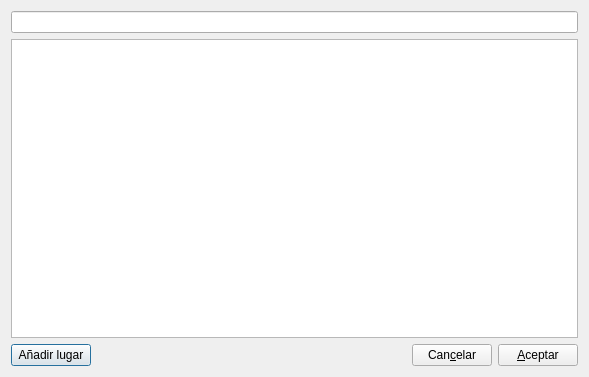
rogorido/qtpredicadores, file gui/dlgseleccionargeneral.ui: the form before one commit.
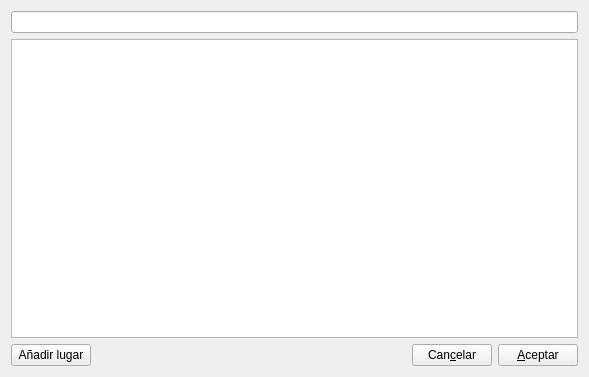
The form after the commit.

Commit message: Fform de SeleccionarGeneral como QWidget

What changed in the file:
```diff
--- a/gui/dlgseleccionargeneral.ui
+++ b/gui/dlgseleccionargeneral.ui
@@ -1,7 +1,7 @@
 <?xml version="1.0" encoding="UTF-8"?>
 <ui version="4.0">
  <class>dlgSeleccionarGeneral</class>
- <widget class="QDialog" name="dlgSeleccionarGeneral">
+ <widget class="QWidget" name="dlgSeleccionarGeneral">
   <property name="geometry">
    <rect>
     <x>0</x>
```
The commit also changes 2 other files.
